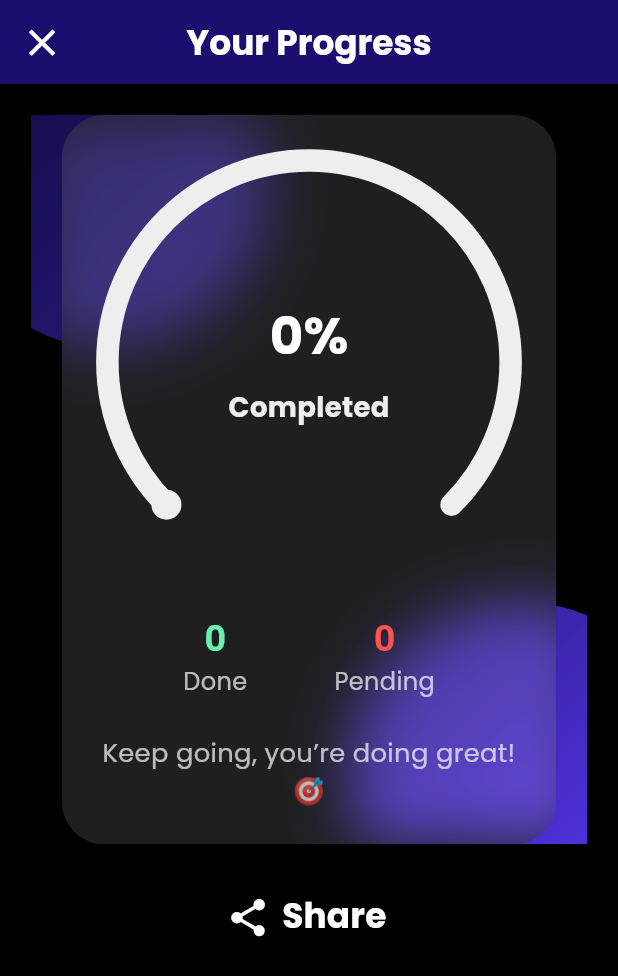
After one commit to Ayushkarun/Tickdone-todo-app, a Flutter app: the Progressscreen screen opened directly, on a phone screen of 412 x 824 dp. The commit adds this screen. Shown: the top 976 px of the screen. Run offline on Flutter 3.47's test engine with Material 3 defaults, Android fonts, the phone set to English and light mode, and no system bars; drawn by our look-alikes of blurrycontainer, dashed_circular_progress_bar; our stand-ins replace awesome_snackbar_content, date_picker_timeline, firebase_core, flutter_local_notifications, flutter_native_splash, flutter_screenutil and 7 more; missing offline and left inert: day_night_time_picker; accounts and stored records are empty; statements that could not run were skipped.

Commit message:
Progress Page

```diff
--- a/lib/Services/Provider/task_provider.dart
+++ b/lib/Services/Provider/task_provider.dart
@@ -6,6 +6,7 @@ import 'package:intl/intl.dart';
 import 'package:shared_preferences/shared_preferences.dart';
 import 'package:tickdone/Services/Api/api_service.dart';
 import 'package:http/http.dart' as http;
+
 
 class TaskProvider extends ChangeNotifier {
   final List<Map<String, dynamic>> _tasks = [];
@@ -156,4 +157,16 @@ class TaskProvider extends ChangeNotifier {
       return false;
     }
   }
+    double calculateProgress() {
+    if (_tasks.isEmpty) {
+      return 0.0;
+    }
+    final totalTasks = _tasks.length;
+    final completedTasks =
+        _tasks.where((task) {
+          final fields = task['fields'];
+          return fields?['isCompleted']?['booleanValue'] == true;
+        }).length;
+    return (completedTasks / totalTasks) * 100;
+  }
 }
--- /dev/null
+++ b/lib/Views/Home/Progressscreen.dart
@@ -0,0 +1,256 @@
+import 'package:flutter/material.dart';
+import 'package:flutter_screenutil/flutter_screenutil.dart';
+import 'package:provider/provider.dart';
+import 'package:blurrycontainer/blurrycontainer.dart';
+import 'package:tickdone/Services/Provider/task_provider.dart';
+import 'package:dashed_circular_progress_bar/dashed_circular_progress_bar.dart';
+
+class Progressscreen extends StatefulWidget {
+  const Progressscreen({super.key});
+
+  @override
+  State<Progressscreen> createState() => _ProgressscreenState();
+}
+
+class _ProgressscreenState extends State<Progressscreen> {
+  final ValueNotifier<double> _valueNotifier = ValueNotifier(0);
+
+  @override
+  void initState() {
+    super.initState();
+    WidgetsBinding.instance.addPostFrameCallback((_) {
+      final taskProvider = Provider.of<TaskProvider>(context, listen: false);
+      _valueNotifier.value = taskProvider.calculateProgress();
+    });
+  }
+
+  @override
+  void dispose() {
+    _valueNotifier.dispose();
+    super.dispose();
+  }
+
+  @override
+  Widget build(BuildContext context) {
+    return Scaffold(
+      backgroundColor: Colors.black,
+      appBar: AppBar(
+        leading: IconButton(
+          onPressed: () => Navigator.pop(context),
+          icon: Icon(Icons.close, color: Colors.white, size: 26.sp),
+        ),
+        centerTitle: true,
+        backgroundColor: const Color(0xFF1C0E6F),
+        elevation: 0,
+        title: Text(
+          "Your Progress",
+          style: TextStyle(
+            fontFamily: 'Poppins',
+            fontSize: 20.sp,
+            fontWeight: FontWeight.bold,
+            color: Colors.white,
+          ),
+        ),
+      ),
+      body: Padding(
+        padding: EdgeInsets.all(18.w),
+        child: Center(
+          child: Consumer<TaskProvider>(
+            builder: (context, taskProvider, child) {
+              final progressValue = taskProvider.calculateProgress();
+              final totalTasks = taskProvider.tasks.length;
+              final completedTasks =
+                  taskProvider.tasks.where((task) {
+                    final fields = task['fields'];
+                    return fields?['isCompleted']?['booleanValue'] == true;
+                  }).length;
+              final pendingTasks = totalTasks - completedTasks;
+
+              return Column(
+                children: [
+                  SizedBox(
+                    width: MediaQuery.of(context).size.width * 0.92,
+
+                    child: Stack(
+                      alignment: Alignment.center,
+                      children: [
+                        // Gradient background circles
+                        Positioned(
+                          top: -50.h,
+                          left: -50.w,
+                          child: Container(
+                            width: 190.w,
+                            height: 180.h,
+                            decoration: const BoxDecoration(
+                              shape: BoxShape.circle,
+                              gradient: LinearGradient(
+                                colors: [Color(0xFF10083F), Color(0xFF2B1B80)],
+                                begin: Alignment.topLeft,
+                                end: Alignment.bottomRight,
+                              ),
+                            ),
+                          ),
+                        ),
+                        Positioned(
+                          bottom: -60.h,
+                          right: -60.w,
+                          child: Container(
+                            width: 200.w,
+                            height: 200.h,
+                            decoration: const BoxDecoration(
+                              shape: BoxShape.circle,
+                              gradient: LinearGradient(
+                                colors: [Color(0xFF2B1B80), Color(0xFF5C39FF)],
+                                begin: Alignment.topLeft,
+                                end: Alignment.bottomRight,
+                              ),
+                            ),
+                          ),
+                        ),
+                        // Glass card
+                        BlurryContainer(
+                          blur: 20,
+                          width: MediaQuery.of(context).size.width * 0.8,
+                          elevation: 0,
+                          color: Colors.white.withOpacity(0.12),
+                          borderRadius: BorderRadius.circular(25.r),
+                          padding: EdgeInsets.all(20.w),
+                          child: Column(
+                            mainAxisSize: MainAxisSize.min,
+                            children: [
+                              // Circular Progress
+                              DashedCircularProgressBar.aspectRatio(
+                                aspectRatio: 1,
+                                valueNotifier: _valueNotifier,
+                                progress: progressValue,
+                                startAngle: 225,
+                                sweepAngle: 270,
+                                foregroundColor: Colors.green,
+                                backgroundColor: const Color(0xffeeeeee),
+                                foregroundStrokeWidth: 15,
+                                backgroundStrokeWidth: 15,
+                                animation: true,
+                                seekSize: 10,
+                                seekColor: const Color(0xffeeeeee),
+                                child: Center(
+                                  child: ValueListenableBuilder(
+                                    valueListenable: _valueNotifier,
+                                    builder:
+                                        (_, double value, __) => Column(
+                                          mainAxisSize: MainAxisSize.min,
+                                          children: [
+                                            Text(
+                                              "${value.toInt()}%",
+                                              style: TextStyle(
+                                                fontSize: 30.sp,
+                                                fontWeight: FontWeight.bold,
+                                                color: Colors.white,
+                                                fontFamily: 'Poppins',
+                                              ),
+                                            ),
+                                            SizedBox(height: 8.h),
+                                            Text(
+                                              "Completed",
+                                              style: TextStyle(
+                                                fontSize: 16.sp,
+                                                fontWeight: FontWeight.w600,
+                                                color: const Color(0xffeeeeee),
+                                                fontFamily: 'Poppins',
+                                              ),
+                                            ),
+                                          ],
+                                        ),
+                                  ),
+                                ),
+                              ),
+                              SizedBox(height: 20.h),
+
+                              // Task counts
+                              Row(
+                                mainAxisAlignment:
+                                    MainAxisAlignment.spaceEvenly,
+                                children: [
+                                  Column(
+                                    children: [
+                                      Text(
+                                        "$completedTasks",
+                                        style: TextStyle(
+                                          fontSize: 22.sp,
+                                          fontWeight: FontWeight.bold,
+                                          color: Colors.greenAccent,
+                                        ),
+                                      ),
+                                      Text(
+                                        "Done",
+                                        style: TextStyle(
+                                          fontSize: 14.sp,
+                                          color: Colors.white70,
+                                          fontFamily: 'Poppins',
+                                        ),
+                                      ),
+                                    ],
+                                  ),
+                                  Column(
+                                    children: [
+                                      Text(
+                                        "$pendingTasks",
+                                        style: TextStyle(
+                                          fontSize: 22.sp,
+                                          fontWeight: FontWeight.bold,
+                                          color: Colors.redAccent,
+                                        ),
+                                      ),
+                                      Text(
+                                        "Pending",
+                                        style: TextStyle(
+                                          fontSize: 14.sp,
+                                          color: Colors.white70,
+                                          fontFamily: 'Poppins',
+                                        ),
+                                      ),
+                                    ],
+                                  ),
+                                ],
+                              ),
+                              SizedBox(height: 20.h),
+
+                              // Motivational text
+                              Text(
+                                "Keep going, you’re doing great! 🎯",
+                                style: TextStyle(
+                                  fontSize: 15.sp,
+                                  color: Colors.white70,
+                                  fontFamily: 'Poppins',
+                                ),
+                                textAlign: TextAlign.center,
+                                softWrap: true,
+                              ),
+                            ],
+                          ),
+                        ),
+                      ],
+                    ),
+                  ),
+                  SizedBox(height: 20.h),
+                  TextButton.icon(
+                    onPressed: () {},
+                    icon: Icon(Icons.share,color: Colors.white, size: 26.sp),
+                    label: Text(
+                      'Share',
+                      style: TextStyle(
+                        fontFamily: 'Poppins',
+                        fontSize: 20.sp,
+                        fontWeight: FontWeight.bold,
+                        color: Colors.white,
+                      ),
+                    ),
+                  ),
+                ],
+              );
+            },
+          ),
+        ),
+      ),
+    );
+  }
+}
--- a/lib/Views/Home/home.dart
+++ b/lib/Views/Home/home.dart
@@ -8,6 +8,7 @@ import 'package:intl/intl.dart';
 import 'package:tickdone/Services/Provider/date_provider.dart';
 import 'package:tickdone/Views/Home/Emptytaskpage.dart';
 import 'package:awesome_snackbar_content/awesome_snackbar_content.dart';
+import 'package:tickdone/Views/Home/Progressscreen.dart';
 import 'package:tickdone/Views/Task/Taskview.dart';
 import 'package:tickdone/Services/Provider/task_provider.dart';
 import 'package:dashed_circular_progress_bar/dashed_circular_progress_bar.dart';
@@ -20,18 +21,6 @@ class Home extends StatefulWidget {
 }
 
 class _HomeState extends State<Home> with WidgetsBindingObserver {
-  double calculateProgress(TaskProvider taskProvider) {
-    if (taskProvider.tasks.isEmpty) {
-      return 0.0;
-    }
-    final totalTasks = taskProvider.tasks.length;
-    final completedTasks =
-        taskProvider.tasks.where((task) {
-          final fields = task['fields'];
-          return fields?['isCompleted']?['booleanValue'] == true;
-        }).length;
-    return (completedTasks / totalTasks) * 100;
-  }
 
   final ValueNotifier<double> _valueNotifier = ValueNotifier(0);
 
@@ -63,7 +52,7 @@ class _HomeState extends State<Home> with WidgetsBindingObserver {
       final dateProvider = Provider.of<DateProvider>(context, listen: false);
       final taskProvider = Provider.of<TaskProvider>(context, listen: false);
       taskProvider.fetchTasksFromFirebase(dateProvider.selectedDate).then((_) {
-        _valueNotifier.value = calculateProgress(taskProvider);
+        _valueNotifier.value = taskProvider.calculateProgress();
       });
     });
   }
@@ -80,7 +69,7 @@ class _HomeState extends State<Home> with WidgetsBindingObserver {
       final dateProvider = Provider.of<DateProvider>(context, listen: false);
       final taskProvider = Provider.of<TaskProvider>(context, listen: false);
       taskProvider.fetchTasksFromFirebase(dateProvider.selectedDate).then((_) {
-        _valueNotifier.value = calculateProgress(taskProvider);
+        _valueNotifier.value = taskProvider.calculateProgress();
       });
     }
   }
@@ -107,6 +96,13 @@ class _HomeState extends State<Home> with WidgetsBindingObserver {
       mainContent = Column(
         children: [
           Center(
+            child: GestureDetector(
+              onTap: () async {
+                await Navigator.push(
+                  context,
+                  MaterialPageRoute(builder: (context) => Progressscreen()),
+                );
+              },
               child: SizedBox(
                 width: MediaQuery.of(context).size.width * 0.92,
                 height: 140.h,
@@ -167,7 +163,7 @@ class _HomeState extends State<Home> with WidgetsBindingObserver {
                                   child: DashedCircularProgressBar.aspectRatio(
                                     aspectRatio: 1,
                                     valueNotifier: _valueNotifier,
-                                  progress: calculateProgress(taskProvider),
+                                    progress: taskProvider.calculateProgress(),
                                     startAngle: 225,
                                     sweepAngle: 270,
                                     foregroundColor: Colors.green,
@@ -217,6 +213,7 @@ class _HomeState extends State<Home> with WidgetsBindingObserver {
                         ),
                       ),
                     ],
+                  ),
                 ),
               ),
             ),
@@ -360,9 +357,7 @@ class _HomeState extends State<Home> with WidgetsBindingObserver {
                             value,
                           );
                           if (success) {
-                            _valueNotifier.value = calculateProgress(
-                              taskProvider,
-                            );
+                            _valueNotifier.value = taskProvider.calculateProgress();
                           } else {
                             ScaffoldMessenger.of(context).showSnackBar(
                               const SnackBar(
@@ -382,9 +377,7 @@ class _HomeState extends State<Home> with WidgetsBindingObserver {
                         final taskId = taskItem['id'];
                         final success = await taskProvider.deleteTask(taskId);
                         if (success) {
-                          _valueNotifier.value = calculateProgress(
-                            taskProvider,
-                          );
+                          _valueNotifier.value = taskProvider.calculateProgress();
                           ScaffoldMessenger.of(context).showSnackBar(
                             const SnackBar(
                               elevation: 0,
```
Also changed, not shown: assets/images/Home.png (deleted), assets/images/Open.png (deleted), assets/images/Progress.png (added), assets/images/complete.png (added), assets/images/completed.png (added), assets/images/pending.png (added), assets/task.jpg (deleted). Lines whose indentation alone changed are shown as unchanged.
